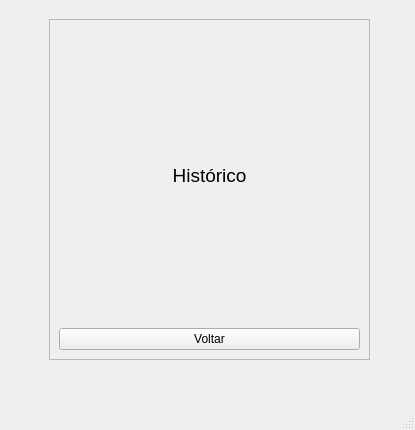
This is interfaceJogo.ui in augustovillar/stayingAlive as Qt 5 draws it before an edit. The edited form follows.
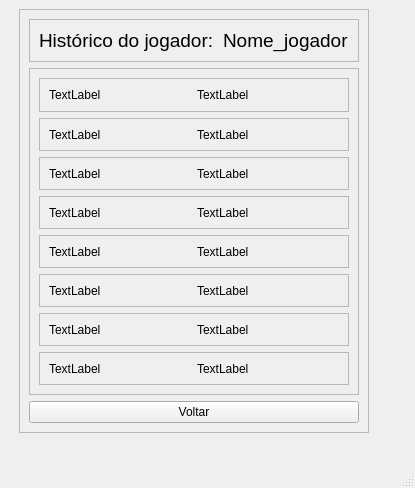
This is the edited form. The open tabs and pages were chosen to show the change.

The edit to the form file:
```diff
--- a/interfaceJogo.ui
+++ b/interfaceJogo.ui
@@ -7,14 +7,14 @@
     <x>0</x>
     <y>0</y>
     <width>415</width>
-    <height>430</height>
+    <height>488</height>
    </rect>
   </property>
   <property name="windowTitle">
    <string>MainWindow</string>
   </property>
   <widget class="QWidget" name="centralwidget">
-   <layout class="QVBoxLayout" name="verticalLayout_5">
+   <layout class="QHBoxLayout" name="horizontalLayout_5">
     <item>
      <widget class="QStackedWidget" name="Pages">
       <property name="currentIndex">
@@ -82,8 +82,281 @@
        <widget class="QFrame" name="frame">
         <property name="geometry">
          <rect>
+          <x>10</x>
+          <y>0</y>
+          <width>350</width>
+          <height>424</height>
+         </rect>
+        </property>
+        <property name="frameShape">
+         <enum>QFrame::StyledPanel</enum>
+        </property>
+        <property name="frameShadow">
+         <enum>QFrame::Raised</enum>
+        </property>
+        <layout class="QVBoxLayout" name="verticalLayout">
+         <item alignment="Qt::AlignTop">
+          <widget class="QFrame" name="frame_23">
+           <property name="frameShape">
+            <enum>QFrame::StyledPanel</enum>
+           </property>
+           <property name="frameShadow">
+            <enum>QFrame::Raised</enum>
+           </property>
+           <layout class="QHBoxLayout" name="horizontalLayout_6">
+            <item>
+             <widget class="QLabel" name="label_18">
+              <property name="text">
+               <string>&lt;html&gt;&lt;head/&gt;&lt;body&gt;&lt;p align=&quot;center&quot;&gt;&lt;span style=&quot; font-size:14pt;&quot;&gt;Histórico do jogador: &lt;/span&gt;&lt;/p&gt;&lt;/body&gt;&lt;/html&gt;</string>
+              </property>
+             </widget>
+            </item>
+            <item>
+             <widget class="QLabel" name="nomeJogador_2">
+              <property name="text">
+               <string>&lt;html&gt;&lt;head/&gt;&lt;body&gt;&lt;p&gt;&lt;span style=&quot; font-size:14pt;&quot;&gt;Nome_jogador&lt;/span&gt;&lt;/p&gt;&lt;/body&gt;&lt;/html&gt;</string>
+              </property>
+             </widget>
+            </item>
+           </layout>
+          </widget>
+         </item>
+         <item>
+          <widget class="QFrame" name="frame_24">
+           <property name="frameShape">
+            <enum>QFrame::StyledPanel</enum>
+           </property>
+           <property name="frameShadow">
+            <enum>QFrame::Raised</enum>
+           </property>
+           <layout class="QVBoxLayout" name="verticalLayout_5">
+            <item>
+             <widget class="QFrame" name="frame_25">
+              <property name="frameShape">
+               <enum>QFrame::StyledPanel</enum>
+              </property>
+              <property name="frameShadow">
+               <enum>QFrame::Raised</enum>
+              </property>
+              <layout class="QHBoxLayout" name="horizontalLayout_7">
+               <item>
+                <widget class="QLabel" name="label_28">
+                 <property name="text">
+                  <string>TextLabel</string>
+                 </property>
+                </widget>
+               </item>
+               <item>
+                <widget class="QLabel" name="label_29">
+                 <property name="text">
+                  <string>TextLabel</string>
+                 </property>
+                </widget>
+               </item>
+              </layout>
+             </widget>
+            </item>
+            <item>
+             <widget class="QFrame" name="frame_32">
+              <property name="frameShape">
+               <enum>QFrame::StyledPanel</enum>
+              </property>
+              <property name="frameShadow">
+               <enum>QFrame::Raised</enum>
+              </property>
+              <layout class="QHBoxLayout" name="horizontalLayout_14">
+               <item>
+                <widget class="QLabel" name="label_42">
+                 <property name="text">
+                  <string>TextLabel</string>
+                 </property>
+                </widget>
+               </item>
+               <item>
+                <widget class="QLabel" name="label_43">
+                 <property name="text">
+                  <string>TextLabel</string>
+                 </property>
+                </widget>
+               </item>
+              </layout>
+             </widget>
+            </item>
+            <item>
+             <widget class="QFrame" name="frame_26">
+              <property name="frameShape">
+               <enum>QFrame::StyledPanel</enum>
+              </property>
+              <property name="frameShadow">
+               <enum>QFrame::Raised</enum>
+              </property>
+              <layout class="QHBoxLayout" name="horizontalLayout_8">
+               <item>
+                <widget class="QLabel" name="label_30">
+                 <property name="text">
+                  <string>TextLabel</string>
+                 </property>
+                </widget>
+               </item>
+               <item>
+                <widget class="QLabel" name="label_31">
+                 <property name="text">
+                  <string>TextLabel</string>
+                 </property>
+                </widget>
+               </item>
+              </layout>
+             </widget>
+            </item>
+            <item>
+             <widget class="QFrame" name="frame_31">
+              <property name="frameShape">
+               <enum>QFrame::StyledPanel</enum>
+              </property>
+              <property name="frameShadow">
+               <enum>QFrame::Raised</enum>
+              </property>
+              <layout class="QHBoxLayout" name="horizontalLayout_13">
+               <item>
+                <widget class="QLabel" name="label_40">
+                 <property name="text">
+                  <string>TextLabel</string>
+                 </property>
+                </widget>
+               </item>
+               <item>
+                <widget class="QLabel" name="label_41">
+                 <property name="text">
+                  <string>TextLabel</string>
+                 </property>
+                </widget>
+               </item>
+              </layout>
+             </widget>
+            </item>
+            <item>
+             <widget class="QFrame" name="frame_27">
+              <property name="frameShape">
+               <enum>QFrame::StyledPanel</enum>
+              </property>
+              <property name="frameShadow">
+               <enum>QFrame::Raised</enum>
+              </property>
+              <layout class="QHBoxLayout" name="horizontalLayout_9">
+               <item>
+                <widget class="QLabel" name="label_32">
+                 <property name="text">
+                  <string>TextLabel</string>
+                 </property>
+                </widget>
+               </item>
+               <item>
+                <widget class="QLabel" name="label_33">
+                 <property name="text">
+                  <string>TextLabel</string>
+                 </property>
+                </widget>
+               </item>
+              </layout>
+             </widget>
+            </item>
+            <item>
+             <widget class="QFrame" name="frame_29">
+              <property name="frameShape">
+               <enum>QFrame::StyledPanel</enum>
+              </property>
+              <property name="frameShadow">
+               <enum>QFrame::Raised</enum>
+              </property>
+              <layout class="QHBoxLayout" name="horizontalLayout_11">
+               <item>
+                <widget class="QLabel" name="label_36">
+                 <property name="text">
+                  <string>TextLabel</string>
+                 </property>
+                </widget>
+               </item>
+               <item>
+                <widget class="QLabel" name="label_37">
+                 <property name="text">
+                  <string>TextLabel</string>
+                 </property>
+                </widget>
+               </item>
+              </layout>
+             </widget>
+            </item>
+            <item>
+             <widget class="QFrame" name="frame_28">
+              <property name="frameShape">
+               <enum>QFrame::StyledPanel</enum>
+              </property>
+              <property name="frameShadow">
+               <enum>QFrame::Raised</enum>
+              </property>
+              <layout class="QHBoxLayout" name="horizontalLayout_10">
+               <item>
+                <widget class="QLabel" name="label_34">
+                 <property name="text">
+                  <string>TextLabel</string>
+                 </property>
+                </widget>
+               </item>
+               <item>
+                <widget class="QLabel" name="label_35">
+                 <property name="text">
+                  <string>TextLabel</string>
+                 </property>
+                </widget>
+               </item>
+              </layout>
+             </widget>
+            </item>
+            <item>
+             <widget class="QFrame" name="frame_30">
+              <property name="frameShape">
+               <enum>QFrame::StyledPanel</enum>
+              </property>
+              <property name="frameShadow">
+               <enum>QFrame::Raised</enum>
+              </property>
+              <layout class="QHBoxLayout" name="horizontalLayout_12">
+               <item>
+                <widget class="QLabel" name="label_38">
+                 <property name="text">
+                  <string>TextLabel</string>
+                 </property>
+                </widget>
+               </item>
+               <item>
+                <widget class="QLabel" name="label_39">
+                 <property name="text">
+                  <string>TextLabel</string>
+                 </property>
+                </widget>
+               </item>
+              </layout>
+             </widget>
+            </item>
+           </layout>
+          </widget>
+         </item>
+         <item>
+          <widget class="QPushButton" name="voltarHistorico">
+           <property name="text">
+            <string>Voltar</string>
+           </property>
+          </widget>
+         </item>
+        </layout>
+       </widget>
+      </widget>
+      <widget class="QWidget" name="procuraCadastro">
+       <widget class="QFrame" name="frame_21">
+        <property name="geometry">
+         <rect>
           <x>40</x>
-          <y>10</y>
+          <y>20</y>
           <width>321</width>
           <height>341</height>
          </rect>
@@ -94,16 +367,52 @@
         <property name="frameShadow">
          <enum>QFrame::Raised</enum>
         </property>
-        <layout class="QVBoxLayout" name="verticalLayout">
+        <layout class="QVBoxLayout" name="verticalLayout_3">
          <item>
-          <widget class="QLabel" name="label_18">
+          <widget class="QLabel" name="label_25">
            <property name="text">
-            <string>&lt;html&gt;&lt;head/&gt;&lt;body&gt;&lt;p align=&quot;center&quot;&gt;&lt;span style=&quot; font-size:14pt;&quot;&gt;Histórico&lt;/span&gt;&lt;/p&gt;&lt;/body&gt;&lt;/html&gt;</string>
+            <string>&lt;html&gt;&lt;head/&gt;&lt;body&gt;&lt;p align=&quot;center&quot;&gt;&lt;span style=&quot; font-size:14pt;&quot;&gt;Procura de Histórico&lt;/span&gt;&lt;/p&gt;&lt;/body&gt;&lt;/html&gt;</string>
            </property>
           </widget>
          </item>
          <item>
-          <widget class="QPushButton" name="voltarHistorico">
+          <widget class="QLabel" name="label_27">
+           <property name="text">
+            <string>&lt;html&gt;&lt;head/&gt;&lt;body&gt;&lt;p align=&quot;center&quot;&gt;Procure os status do jogador pelo o seu nome!&lt;/p&gt;&lt;/body&gt;&lt;/html&gt;</string>
+           </property>
+          </widget>
+         </item>
+         <item>
+          <widget class="QFrame" name="frame_22">
+           <property name="frameShape">
+            <enum>QFrame::StyledPanel</enum>
+           </property>
+           <property name="frameShadow">
+            <enum>QFrame::Raised</enum>
+           </property>
+           <layout class="QHBoxLayout" name="horizontalLayout_4">
+            <item>
+             <widget class="QLabel" name="label_26">
+              <property name="text">
+               <string>Nome Registrado:</string>
+              </property>
+             </widget>
+            </item>
+            <item>
+             <widget class="QLineEdit" name="nomeJogador"/>
+            </item>
+           </layout>
+          </widget>
+         </item>
+         <item>
+          <widget class="QPushButton" name="procurarJogado">
+           <property name="text">
+            <string>Procurar Jogador</string>
+           </property>
+          </widget>
+         </item>
+         <item>
+          <widget class="QPushButton" name="voltarHistorico_2">
            <property name="text">
             <string>Voltar</string>
            </property>
```
Left out of the diff: 17 changed lines with no effect on the pictures.
